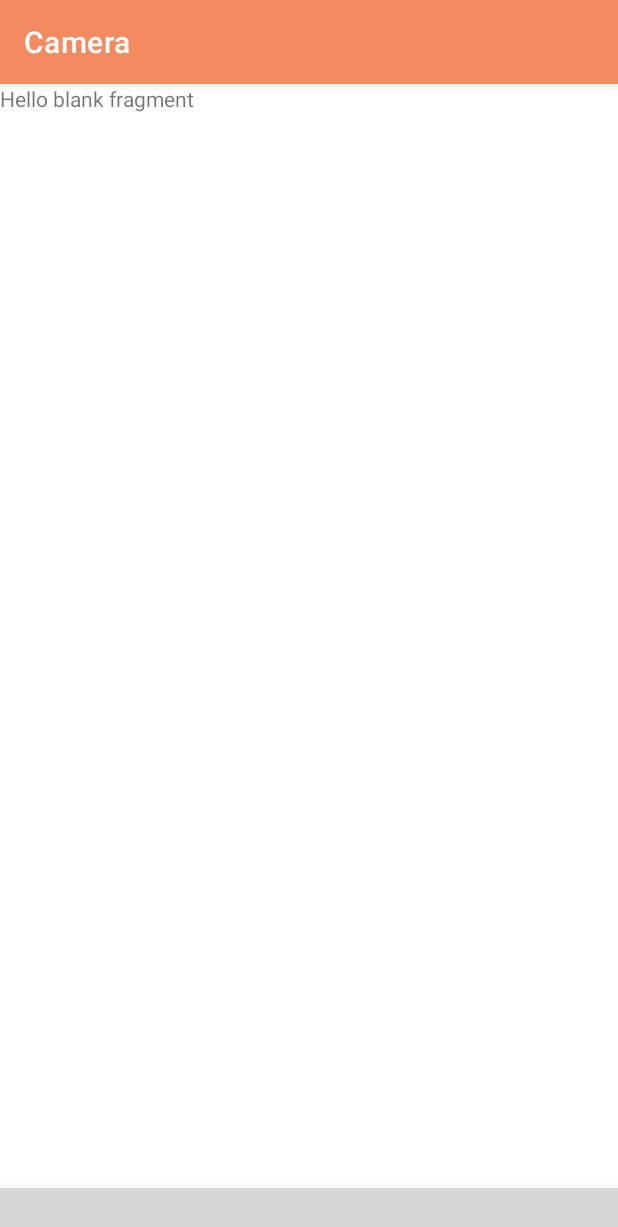
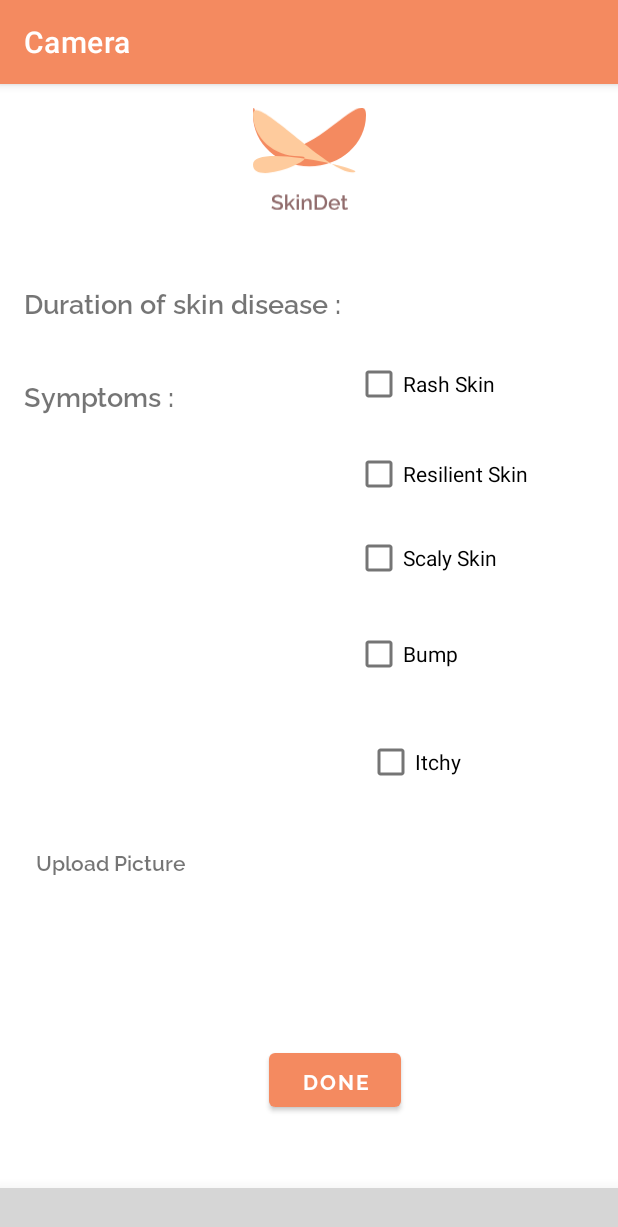
Before and after one commit to candra-AI/Bangkit-Capston-K19, an Android app: the CameraFragment screen opened through its navigation route, on a phone screen of 412 x 824 dp. Shown: the top 1227 px of the screen. Run offline under Robolectric (Android 15) with nearby library versions, the phone set to English and light mode, and no system bars; our stand-ins replace navigation-ui; plain views replace BubbleTabBar; 2 statements that could not run were skipped; grey boxes are pictures that could not be loaded.

Commit message:
-upload picture, text input(?)

```diff
--- a/app/src/main/res/layout/fragment_camera.xml
+++ b/app/src/main/res/layout/fragment_camera.xml
@@ -1,14 +1,127 @@
 <?xml version="1.0" encoding="utf-8"?>
-<FrameLayout xmlns:android="http://schemas.android.com/apk/res/android"
+<androidx.constraintlayout.widget.ConstraintLayout xmlns:android="http://schemas.android.com/apk/res/android"
+    xmlns:app="http://schemas.android.com/apk/res-auto"
     xmlns:tools="http://schemas.android.com/tools"
     android:layout_width="match_parent"
     android:layout_height="match_parent"
     tools:context=".ui.fragment.camera.CameraFragment">
 
-    <!-- TODO: Update blank fragment layout -->
+    <ImageView
+        android:id="@+id/iv_logo"
+        android:layout_width="75dp"
+        android:layout_height="100dp"
+        android:src="@drawable/ic_logo"
+        app:layout_constraintEnd_toEndOf="parent"
+        app:layout_constraintStart_toStartOf="parent"
+        app:layout_constraintTop_toTopOf="parent" />
+
     <TextView
-        android:layout_width="match_parent"
-        android:layout_height="match_parent"
-        android:text="@string/hello_blank_fragment" />
+        android:id="@+id/tv_duration"
+        android:layout_width="wrap_content"
+        android:layout_height="wrap_content"
+        android:layout_marginStart="16dp"
+        android:layout_marginTop="32dp"
+        android:fontFamily="@font/raleway_semibold"
+        android:text="@string/duration"
+        android:textSize="18sp"
+        app:layout_constraintStart_toStartOf="parent"
+        app:layout_constraintTop_toBottomOf="@+id/iv_logo" />
 
-</FrameLayout>
+    <com.google.android.material.textfield.TextInputLayout
+        android:id="@+id/text_input_duration"
+        android:layout_width="167dp"
+        android:layout_height="28dp"
+        android:layout_marginTop="32dp"
+        app:helperTextEnabled="true"
+        app:layout_constraintEnd_toEndOf="parent"
+        app:layout_constraintHorizontal_bias="0.764"
+        app:layout_constraintStart_toEndOf="@+id/tv_duration"
+        app:layout_constraintTop_toBottomOf="@+id/iv_logo" />
+
+    <TextView
+        android:id="@+id/textView2"
+        android:layout_width="wrap_content"
+        android:layout_height="wrap_content"
+        android:layout_marginStart="16dp"
+        android:layout_marginTop="36dp"
+        android:fontFamily="@font/raleway_semibold"
+        android:text="@string/symptoms"
+        android:textSize="18sp"
+        app:layout_constraintStart_toStartOf="parent"
+        app:layout_constraintTop_toBottomOf="@+id/tv_duration" />
+
+
+    <CheckBox
+        android:id="@+id/checkBox"
+        android:layout_width="wrap_content"
+        android:layout_height="wrap_content"
+        android:layout_marginStart="120dp"
+        android:layout_marginTop="16dp"
+        android:text="@string/skin_rash"
+        app:layout_constraintStart_toEndOf="@+id/textView2"
+        app:layout_constraintTop_toBottomOf="@+id/text_input_duration" />
+
+    <CheckBox
+        android:id="@+id/checkBox2"
+        android:layout_width="wrap_content"
+        android:layout_height="wrap_content"
+        android:layout_marginStart="120dp"
+        android:layout_marginTop="12dp"
+        android:text="@string/skin_resilient"
+        app:layout_constraintStart_toEndOf="@+id/textView2"
+        app:layout_constraintTop_toBottomOf="@+id/checkBox" />
+
+    <CheckBox
+        android:id="@+id/checkBox3"
+        android:layout_width="wrap_content"
+        android:layout_height="wrap_content"
+        android:layout_marginStart="120dp"
+        android:layout_marginTop="8dp"
+        android:text="@string/skin_scaly"
+        app:layout_constraintStart_toEndOf="@+id/textView2"
+        app:layout_constraintTop_toBottomOf="@+id/checkBox2" />
+
+    <CheckBox
+        android:id="@+id/checkBox4"
+        android:layout_width="wrap_content"
+        android:layout_height="wrap_content"
+        android:layout_marginStart="120dp"
+        android:layout_marginTop="16dp"
+        android:text="@string/bump"
+        app:layout_constraintStart_toEndOf="@+id/textView2"
+        app:layout_constraintTop_toBottomOf="@+id/checkBox3" />
+
+    <CheckBox
+        android:id="@+id/checkBox5"
+        android:layout_width="wrap_content"
+        android:layout_height="wrap_content"
+        android:layout_marginStart="128dp"
+        android:layout_marginTop="24dp"
+        android:text="@string/itchy"
+        app:layout_constraintStart_toEndOf="@+id/textView2"
+        app:layout_constraintTop_toBottomOf="@+id/checkBox4" />
+
+    <TextView
+        android:id="@+id/tv_up_picture"
+        android:layout_width="wrap_content"
+        android:layout_height="wrap_content"
+        android:layout_marginStart="24dp"
+        android:layout_marginTop="288dp"
+        android:fontFamily="@font/raleway_semibold"
+        android:text="@string/upload_picture"
+        app:layout_constraintStart_toStartOf="parent"
+        app:layout_constraintTop_toBottomOf="@+id/textView2" />
+
+
+    <Button
+        android:id="@+id/btn_done"
+        android:layout_width="wrap_content"
+        android:layout_height="wrap_content"
+        android:layout_marginTop="112dp"
+        android:fontFamily="@font/raleway_bold"
+        android:text="@string/done"
+        app:layout_constraintEnd_toEndOf="parent"
+        app:layout_constraintHorizontal_bias="0.554"
+        app:layout_constraintStart_toStartOf="parent"
+        app:layout_constraintTop_toBottomOf="@+id/tv_up_picture" />
+</androidx.constraintlayout.widget.ConstraintLayout>
--- a/app/src/main/res/values/strings.xml
+++ b/app/src/main/res/values/strings.xml
@@ -28,5 +28,14 @@
     <string name="dummy_content">DUMMY\nCONTENT</string>
     <string name="desc_welcoming">Detect your skin disease by taking 3-4 inches of the skin with sufficient light</string>
     <string name="start">Start</string>
+    <string name="duration">Duration of skin disease : </string>
+    <string name="symptoms">Symptoms : </string>
+    <string name="bump"> Bump</string>
+    <string name="itchy"> Itchy</string>
+    <string name="skin_resilient"> Resilient Skin</string>
+    <string name="skin_rash"> Rash Skin</string>
+    <string name="skin_scaly"> Scaly Skin</string>
+    <string name="upload_picture"> Upload Picture</string>
+    <string name="done"> Done</string>
 
 </resources>
```
